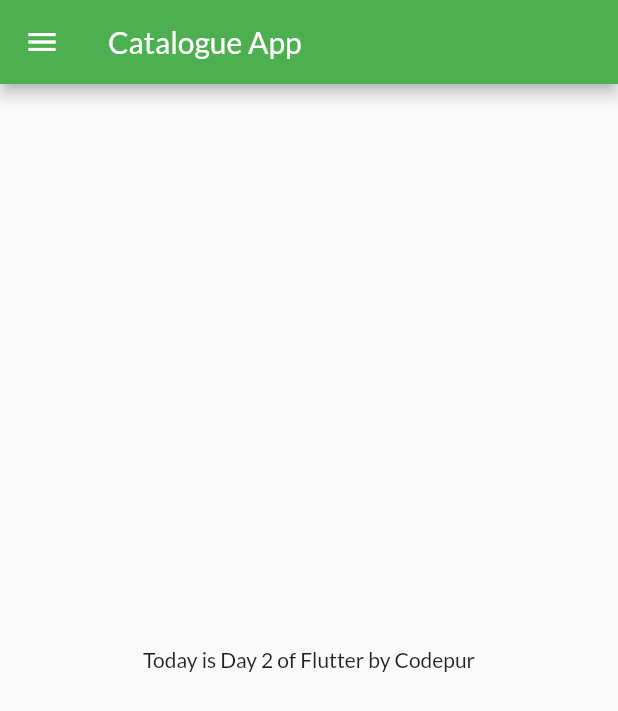
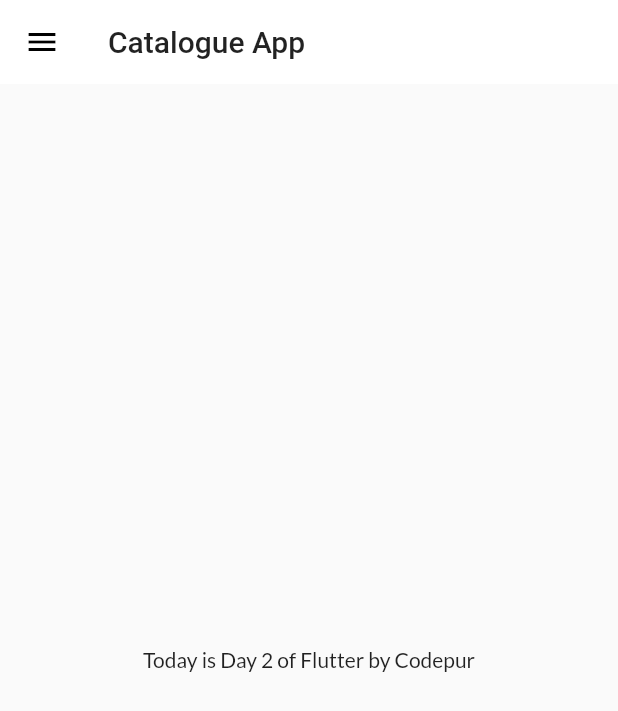
Before and after one commit to fahad-masood/catalogue-app, a Flutter app: the screen it shows after launch, on a phone screen of 412 x 824 dp. Shown: the top 711 px of the screen. Run offline on Flutter 3.47's test engine with Material 2 defaults, Android fonts, the phone set to English and light mode, and no system bars; our stand-ins replace google_fonts.

Commit message:
themes extracted

```diff
--- a/lib/main.dart
+++ b/lib/main.dart
@@ -2,6 +2,7 @@ import 'package:flutter/material.dart';
 import 'package:flutter_catalogue/pages/home_page.dart';
 import 'package:flutter_catalogue/pages/login_page.dart';
 import 'package:flutter_catalogue/utils/routes.dart';
+import 'package:flutter_catalogue/widgets/themes.dart';
 import 'package:google_fonts/google_fonts.dart';
 
 void main() {
@@ -15,13 +16,8 @@ class MyApp extends StatelessWidget {
         //color: Colors.white,
         //home: HomePage(),
         themeMode: ThemeMode.light,
-        theme: ThemeData(
-          fontFamily: GoogleFonts.lato().fontFamily,
-          primarySwatch: Colors.green,
-        ),
-        darkTheme: ThemeData(
-          brightness: Brightness.dark,
-        ),
+        theme: MyTheme.lightTheme(context),
+        darkTheme: MyTheme.darkTheme(context),
         debugShowCheckedModeBanner: false,
         initialRoute:
             MyRoutes.homeRoute, //Sets the first screen which is initially '/'
--- /dev/null
+++ b/lib/widgets/themes.dart
@@ -0,0 +1,21 @@
+import 'package:flutter/material.dart';
+import 'package:google_fonts/google_fonts.dart';
+
+class MyTheme {
+  static ThemeData lightTheme(BuildContext context) => ThemeData(
+        fontFamily: GoogleFonts.lato().fontFamily,
+        primarySwatch: Colors.green,
+        appBarTheme: AppBarTheme(
+          color: Colors.white,
+          elevation: 0.0,
+          iconTheme: IconThemeData(
+            color: Colors.black,
+          ),
+          textTheme: Theme.of(context).textTheme,
+        ),
+      );
+
+  static ThemeData darkTheme(BuildContext context) => ThemeData(
+        brightness: Brightness.dark,
+      );
+}
```
